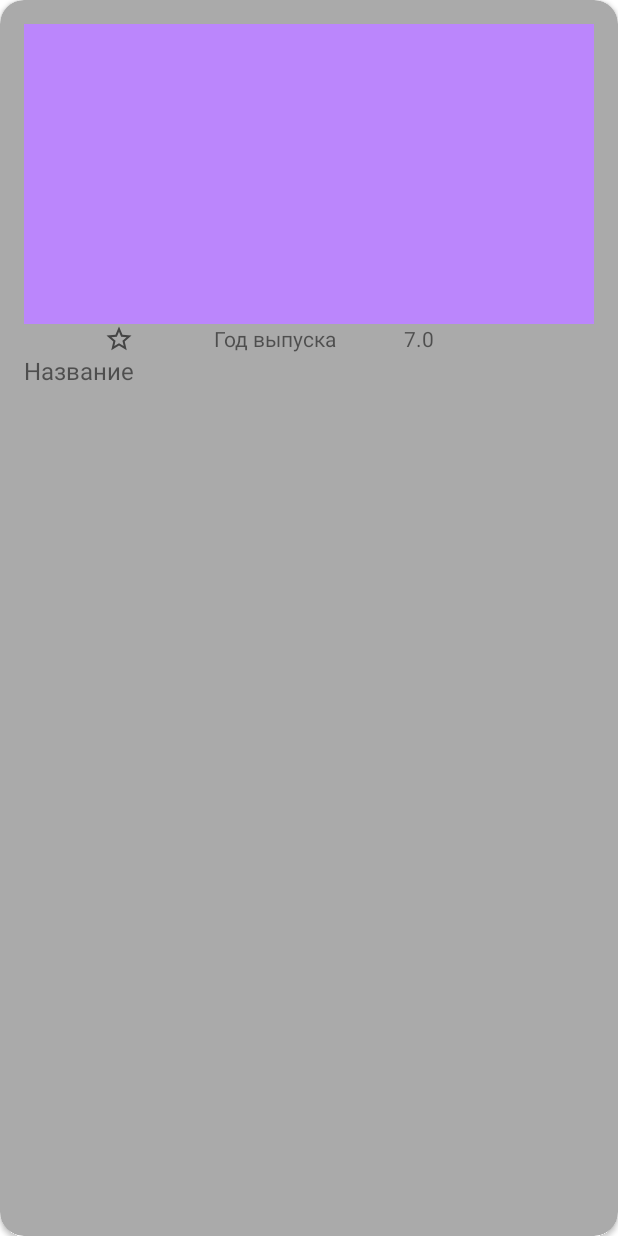
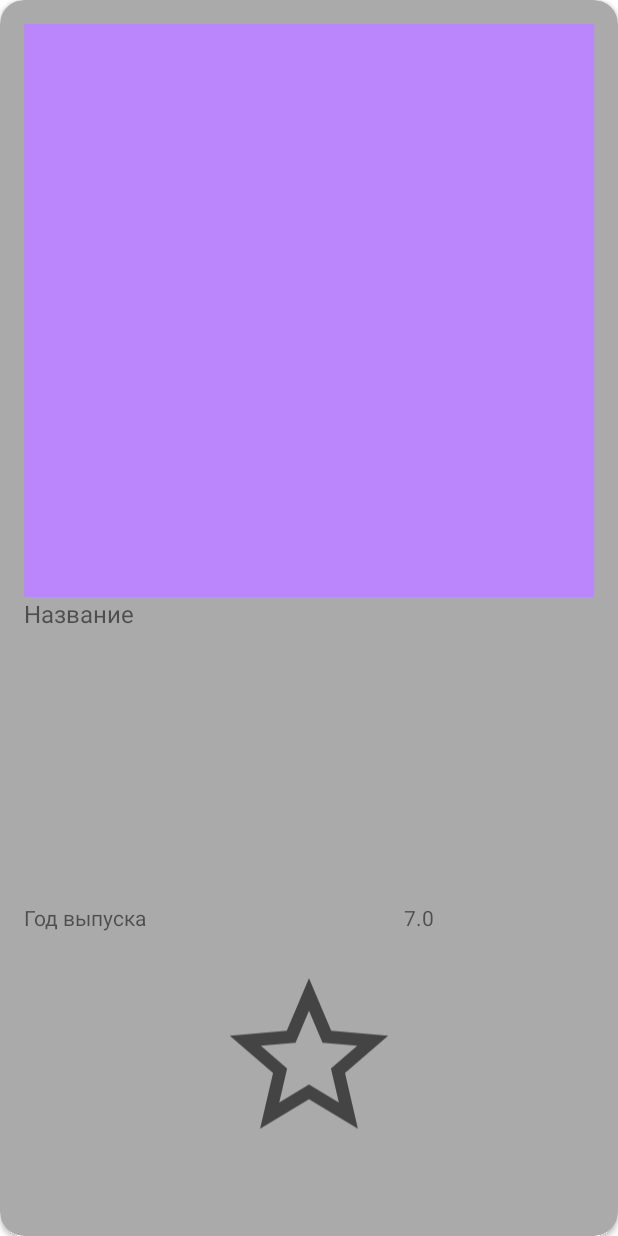
Before and after one commit to Harrier55/Filmography, an Android app: the layout item_card_film.xml on its own in the app's theme, with its tools: preview values and no code run, on a phone screen of 412 x 824 dp. Run offline under Robolectric (Android 15) with nearby library versions, the phone set to English and light mode, and no system bars.

Commit message:
begin create Repository

```diff
--- a/app/src/main/java/ru/harrier55/project/filmography/ui/MainActivity.kt
+++ b/app/src/main/java/ru/harrier55/project/filmography/ui/MainActivity.kt
@@ -9,6 +9,7 @@ import androidx.fragment.app.FragmentManager
 import com.google.android.material.bottomnavigation.BottomNavigationView
 import com.google.android.material.navigation.NavigationBarView
 import ru.harrier55.project.filmography.R
+import ru.harrier55.project.filmography.data.CardFilm
 
 class MainActivity : AppCompatActivity() {
 
@@ -17,6 +18,8 @@ class MainActivity : AppCompatActivity() {
     private var homeFragment:HomeFragment = HomeFragment()
     private  var favoritFragment: FavoritFragment = FavoritFragment()
     private var ratingsFragment: RatingsFragment = RatingsFragment()
+
+    private var cardFilm: CardFilm = CardFilm("ghgh","jhjkhkj","jhjhjh")
 
     override fun onCreate(savedInstanceState: Bundle?) {
         super.onCreate(savedInstanceState)
--- a/app/src/main/res/layout/item_card_film.xml
+++ b/app/src/main/res/layout/item_card_film.xml
@@ -19,12 +19,27 @@
             <ImageView
                 android:layout_width="match_parent"
                 android:layout_height="200dp"
-                android:background="@color/purple_200" />
+                android:background="@color/purple_200"
+                android:layout_weight="1"/>
+            <TextView
+                android:layout_width="match_parent"
+                android:layout_height="wrap_content"
+                android:layout_weight="1"
+                android:text="Название"
+                android:textSize="16sp" />
+
 
             <LinearLayout
                 android:layout_width="match_parent"
-                android:layout_height="20dp"
+                android:layout_height="24dp"
+                android:layout_weight="1"
                 android:orientation="horizontal">
+
+                <TextView
+                    android:layout_width="match_parent"
+                    android:layout_height="wrap_content"
+                    android:layout_weight="1"
+                    android:text="Год выпуска" />
 
                 <ImageView
                     android:layout_width="match_parent"
@@ -32,11 +47,6 @@
                     android:layout_weight="1"
                     android:src="@drawable/ic_star" />
 
-                <TextView
-                    android:layout_width="match_parent"
-                    android:layout_height="wrap_content"
-                    android:layout_weight="1"
-                    android:text="Год выпуска" />
 
                 <TextView
                     android:layout_width="match_parent"
@@ -47,11 +57,7 @@
 
             </LinearLayout>
 
-            <TextView
-                android:layout_width="match_parent"
-                android:layout_height="wrap_content"
-                android:text="Название"
-                android:textSize="16sp" />
+
 
         </LinearLayout>
 
```
Also changed, not shown: app/src/main/java/ru/harrier55/project/filmography/data/CardFilm.kt (added, +15 -0 lines), app/src/main/java/ru/harrier55/project/filmography/data/CardFilmRepo.kt (added, +9 -0 lines), app/src/main/java/ru/harrier55/project/filmography/data/CardFilmRepoImpl.kt (added, +23 -0 lines).
